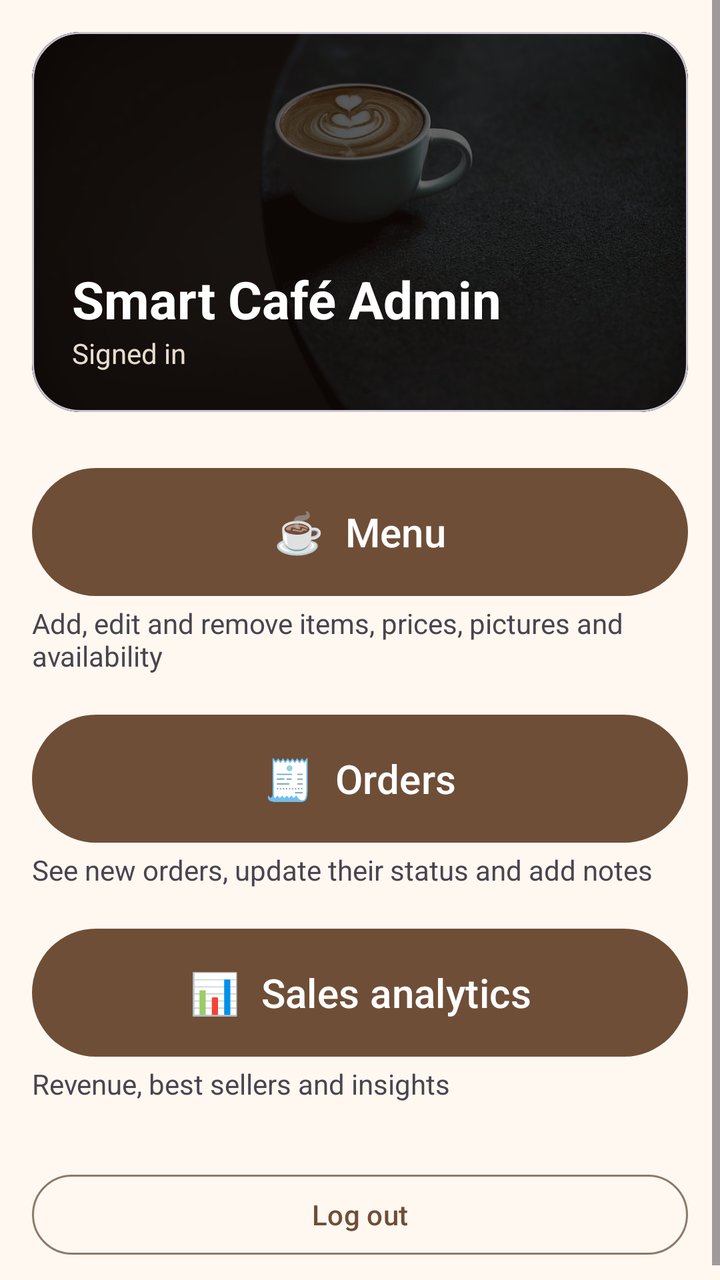
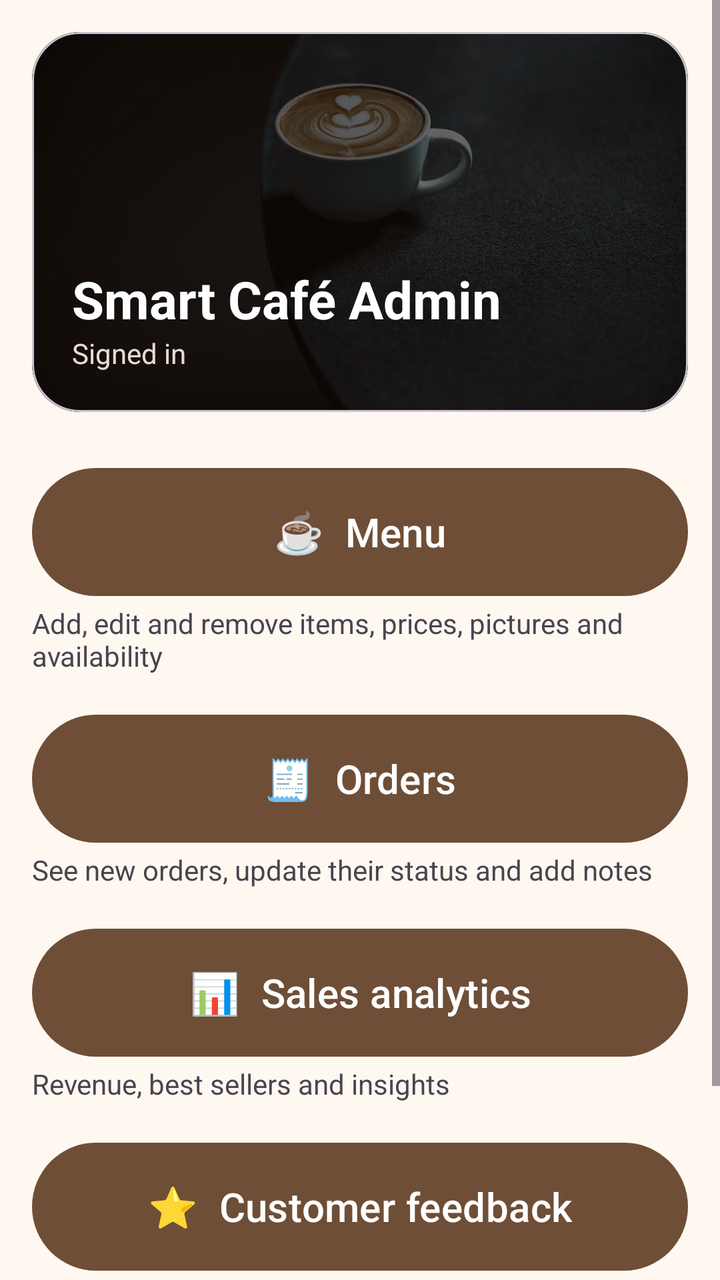

Before-and-after screenshots of an Android layout around one commit, followed by the original layout XML and the change that was made.
<!-- AndroidManifest.xml: application theme Theme.SmartCafeAdmin -->
<!-- res/layout/activity_home.xml -->
<?xml version="1.0" encoding="utf-8"?>
<ScrollView xmlns:android="http://schemas.android.com/apk/res/android"
    xmlns:app="http://schemas.android.com/apk/res-auto"
    android:id="@+id/main"
    android:layout_width="match_parent"
    android:layout_height="match_parent">

    <LinearLayout
        android:layout_width="match_parent"
        android:layout_height="wrap_content"
        android:orientation="vertical"
        android:padding="16dp">

        
        <com.google.android.material.card.MaterialCardView
            android:layout_width="match_parent"
            android:layout_height="190dp"
            app:cardCornerRadius="24dp"
            app:cardElevation="0dp">

            <FrameLayout
                android:layout_width="match_parent"
                android:layout_height="match_parent">

                <ImageView
                    android:layout_width="match_parent"
                    android:layout_height="match_parent"
                    android:importantForAccessibility="no"
                    android:scaleType="centerCrop"
                    android:src="@drawable/bg_coffee_photo" />

                <View
                    android:layout_width="match_parent"
                    android:layout_height="match_parent"
                    android:background="#99140C08" />

                <LinearLayout
                    android:layout_width="match_parent"
                    android:layout_height="wrap_content"
                    android:layout_gravity="bottom"
                    android:orientation="vertical"
                    android:padding="20dp">

                    <TextView
                        android:layout_width="wrap_content"
                        android:layout_height="wrap_content"
                        android:text="Smart Café Admin"
                        android:textColor="#FFFFFF"
                        android:textSize="26sp"
                        android:textStyle="bold" />

                    <TextView
                        android:id="@+id/textWelcome"
                        android:layout_width="wrap_content"
                        android:layout_height="wrap_content"
                        android:text="Signed in"
                        android:textColor="#E8DCCF" />
                </LinearLayout>
            </FrameLayout>
        </com.google.android.material.card.MaterialCardView>

        <Button
            android:id="@+id/buttonMenu"
            android:layout_width="match_parent"
            android:layout_height="72dp"
            android:layout_marginTop="24dp"
            android:text="☕  Menu"
            android:textSize="20sp" />

        <TextView
            android:layout_width="wrap_content"
            android:layout_height="wrap_content"
            android:layout_marginBottom="16dp"
            android:text="Add, edit and remove items, prices, pictures and availability" />

        <Button
            android:id="@+id/buttonOrders"
            android:layout_width="match_parent"
            android:layout_height="72dp"
            android:text="🧾  Orders"
            android:textSize="20sp" />

        <TextView
            android:layout_width="wrap_content"
            android:layout_height="wrap_content"
            android:layout_marginBottom="16dp"
            android:text="See new orders, update their status and add notes" />

        <Button
            android:id="@+id/buttonAnalytics"
            android:layout_width="match_parent"
            android:layout_height="72dp"
            android:text="📊  Sales analytics"
            android:textSize="20sp" />

        <TextView
            android:layout_width="wrap_content"
            android:layout_height="wrap_content"
            android:layout_marginBottom="32dp"
            android:text="Revenue, best sellers and insights" />

        <Button
            android:id="@+id/buttonLogout"
            style="@style/Widget.Material3.Button.OutlinedButton"
            android:layout_width="match_parent"
            android:layout_height="wrap_content"
            android:text="Log out" />

    </LinearLayout>
</ScrollView>
<!-- resources referenced by this layout -->
<resources>
  <!-- drawable bg_coffee_photo: jpg bitmap (drawable-nodpi, 93653 bytes) -->
  <style name="Theme.SmartCafeAdmin" parent="Base.Theme.SmartCafeAdmin" />
  <style name="Base.Theme.SmartCafeAdmin" parent="Theme.Material3.Light.NoActionBar">
          <item name="colorPrimary">#6F4E37</item>
          <item name="colorOnPrimary">#FFFFFF</item>
          <item name="colorPrimaryContainer">#F3E5D8</item>
          <item name="colorOnPrimaryContainer">#3E2723</item>
  
          <item name="colorSecondary">#A47148</item>
          <item name="colorOnSecondary">#FFFFFF</item>
          <item name="colorSecondaryContainer">#F6E3CF</item>
          <item name="colorOnSecondaryContainer">#3E2723</item>
  
          <item name="android:colorBackground">#FFF8F1</item>
          <item name="colorOnBackground">#2B1D14</item>
          <item name="colorSurface">#FFF8F1</item>
          <item name="colorOnSurface">#2B1D14</item>
          <item name="colorSurfaceVariant">#EFE0D2</item>
          <item name="colorOnSurfaceVariant">#5D4A3C</item>
          <item name="colorOutline">#8D7A6B</item>
  
          <item name="android:windowLightStatusBar">true</item>
      </style>
</resources>

<!-- the commit's change to res/layout/activity_home.xml (unified diff, before → after) -->
@@ -96,8 +96,21 @@
         <TextView
             android:layout_width="wrap_content"
             android:layout_height="wrap_content"
+            android:layout_marginBottom="16dp"
+            android:text="Revenue, best sellers and insights" />
+
+        <Button
+            android:id="@+id/buttonFeedback"
+            android:layout_width="match_parent"
+            android:layout_height="72dp"
+            android:text="⭐  Customer feedback"
+            android:textSize="20sp" />
+
+        <TextView
+            android:layout_width="wrap_content"
+            android:layout_height="wrap_content"
             android:layout_marginBottom="32dp"
-            android:text="Revenue, best sellers and insights" />
+            android:text="Star ratings and comments from customers" />
 
         <Button
             android:id="@+id/buttonLogout"
